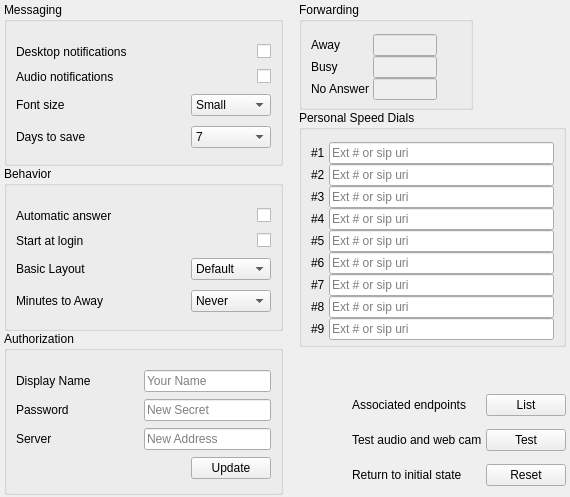
Qt form Desktop/options.ui (dyfet/tycho_sipwitchqt) before a commit.
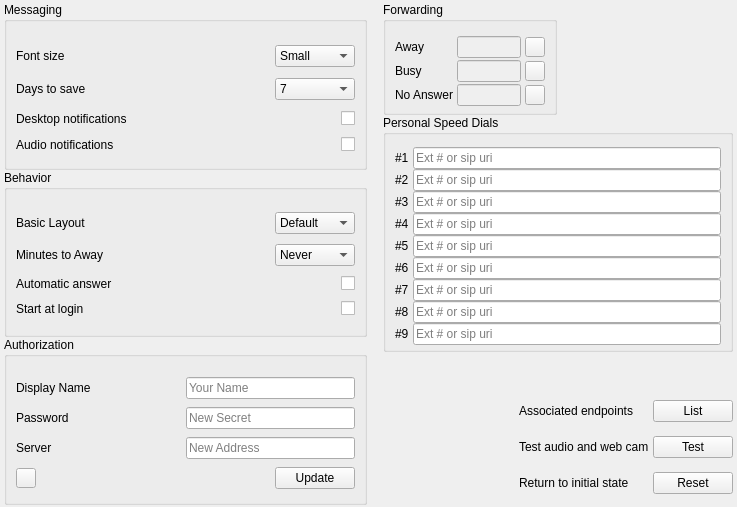
The same form after that commit. Icons and pictures are not drawn.

What changed in the file:
```diff
--- a/Desktop/options.ui
+++ b/Desktop/options.ui
@@ -6,8 +6,8 @@
    <rect>
     <x>0</x>
     <y>0</y>
-    <width>570</width>
-    <height>497</height>
+    <width>737</width>
+    <height>507</height>
    </rect>
   </property>
   <property name="windowTitle">
@@ -166,7 +166,7 @@
            </widget>
           </item>
           <item row="0" column="2">
-           <widget class="QPushButton" name="pushButton_2">
+           <widget class="QToolButton" name="toolButton_2">
             <property name="maximumSize">
              <size>
               <width>20</width>
@@ -186,13 +186,10 @@
               <height>16</height>
              </size>
             </property>
-            <property name="flat">
-             <bool>true</bool>
-            </property>
            </widget>
           </item>
           <item row="1" column="2">
-           <widget class="QPushButton" name="pushButton_3">
+           <widget class="QToolButton" name="toolButton_3">
             <property name="maximumSize">
              <size>
               <width>20</width>
@@ -212,13 +209,10 @@
               <height>16</height>
              </size>
             </property>
-            <property name="flat">
-             <bool>true</bool>
-            </property>
            </widget>
           </item>
           <item row="2" column="2">
-           <widget class="QPushButton" name="pushButton_4">
+           <widget class="QToolButton" name="toolButton_4">
             <property name="maximumSize">
              <size>
               <width>20</width>
@@ -238,9 +232,6 @@
               <height>16</height>
              </size>
             </property>
-            <property name="flat">
-             <bool>true</bool>
-            </property>
            </widget>
           </item>
          </layout>
@@ -619,60 +610,6 @@
         <property name="bottomMargin">
          <number>4</number>
         </property>
-        <item>
-         <layout class="QHBoxLayout" name="horizontalLayout_12">
-          <item>
-           <widget class="QLabel" name="label_24">
-            <property name="sizePolicy">
-             <sizepolicy hsizetype="Preferred" vsizetype="Minimum">
-              <horstretch>0</horstretch>
-              <verstretch>0</verstretch>
-             </sizepolicy>
-            </property>
-            <property name="text">
-             <string>Desktop notifications</string>
-            </property>
-           </widget>
-          </item>
-          <item>
-           <widget class="QCheckBox" name="desktopNotify">
-            <property name="layoutDirection">
-             <enum>Qt::RightToLeft</enum>
-            </property>
-            <property name="text">
-             <string/>
-            </property>
-           </widget>
-          </item>
-         </layout>
-        </item>
-        <item>
-         <layout class="QHBoxLayout" name="horizontalLayout_11">
-          <item>
-           <widget class="QLabel" name="label_23">
-            <property name="sizePolicy">
-             <sizepolicy hsizetype="Preferred" vsizetype="Minimum">
-              <horstretch>0</horstretch>
-              <verstretch>0</verstretch>
-             </sizepolicy>
-            </property>
-            <property name="text">
-             <string>Audio notifications</string>
-            </property>
-           </widget>
-          </item>
-          <item>
-           <widget class="QCheckBox" name="audioNotify">
-            <property name="layoutDirection">
-             <enum>Qt::RightToLeft</enum>
-            </property>
-            <property name="text">
-             <string/>
-            </property>
-           </widget>
-          </item>
-         </layout>
-        </item>
         <item>
          <layout class="QHBoxLayout" name="horizontalLayout_9">
           <item>
@@ -754,6 +691,60 @@
           </item>
          </layout>
         </item>
+        <item>
+         <layout class="QHBoxLayout" name="horizontalLayout_12">
+          <item>
+           <widget class="QLabel" name="label_24">
+            <property name="sizePolicy">
+             <sizepolicy hsizetype="Preferred" vsizetype="Minimum">
+              <horstretch>0</horstretch>
+              <verstretch>0</verstretch>
+             </sizepolicy>
+            </property>
+            <property name="text">
+             <string>Desktop notifications</string>
+            </property>
+           </widget>
+          </item>
+          <item>
+           <widget class="QCheckBox" name="desktopNotify">
+            <property name="layoutDirection">
+             <enum>Qt::RightToLeft</enum>
+            </property>
+            <property name="text">
+             <string/>
+            </property>
+           </widget>
+          </item>
+         </layout>
+        </item>
+        <item>
+         <layout class="QHBoxLayout" name="horizontalLayout_11">
+          <item>
+           <widget class="QLabel" name="label_23">
+            <property name="sizePolicy">
+             <sizepolicy hsizetype="Preferred" vsizetype="Minimum">
+              <horstretch>0</horstretch>
+              <verstretch>0</verstretch>
+             </sizepolicy>
+            </property>
+            <property name="text">
+             <string>Audio notifications</string>
+            </property>
+           </widget>
+          </item>
+          <item>
+           <widget class="QCheckBox" name="audioNotify">
+            <property name="layoutDirection">
+             <enum>Qt::RightToLeft</enum>
+            </property>
+            <property name="text">
+             <string/>
+            </property>
+           </widget>
+          </item>
+         </layout>
+        </item>
        </layout>
       </widget>
      </item>
@@ -775,54 +766,6 @@
         <property name="bottomMargin">
          <number>4</number>
         </property>
-        <item>
-         <layout class="QHBoxLayout" name="horizontalLayout_10">
-          <item>
-           <widget class="QLabel" name="label_22">
-            <property name="sizePolicy">
-             <sizepolicy hsizetype="Preferred" vsizetype="Preferred">
-              <horstretch>0</horstretch>
-              <verstretch>0</verstretch>
-             </sizepolicy>
-            </property>
-            <property name="text">
-             <string>Automatic answer</string>
-            </property>
-           </widget>
-          </item>
-          <item>
-           <widget class="QCheckBox" name="checkBox_7">
-            <property name="layoutDirection">
-             <enum>Qt::RightToLeft</enum>
-            </property>
-            <property name="text">
-             <string/>
-            </property>
-           </widget>
-          </item>
-         </layout>
-        </item>
-        <item>
-         <layout class="QHBoxLayout" name="horizontalLayout_14">
-          <item>
-           <widget class="QLabel" name="label_26">
-            <property name="text">
-             <string>Start at login</string>
-            </property>
-           </widget>
-          </item>
-          <item>
-           <widget class="QCheckBox" name="autoUserStart">
-            <property name="layoutDirection">
-             <enum>Qt::RightToLeft</enum>
-            </property>
-            <property name="text">
-             <string/>
-            </property>
-           </widget>
-          </item>
-         </layout>
-        </item>
         <item>
          <layout class="QHBoxLayout" name="horizontalLayout_8">
           <item>
@@ -901,6 +844,54 @@
           </item>
          </layout>
         </item>
+        <item>
+         <layout class="QHBoxLayout" name="horizontalLayout_10">
+          <item>
+           <widget class="QLabel" name="label_22">
+            <property name="sizePolicy">
+             <sizepolicy hsizetype="Preferred" vsizetype="Preferred">
+              <horstretch>0</horstretch>
+              <verstretch>0</verstretch>
+             </sizepolicy>
+            </property>
+            <property name="text">
+             <string>Automatic answer</string>
+            </property>
+           </widget>
+          </item>
+          <item>
+           <widget class="QCheckBox" name="checkBox_7">
+            <property name="layoutDirection">
+             <enum>Qt::RightToLeft</enum>
+            </property>
+            <property name="text">
+             <string/>
+            </property>
+           </widget>
+          </item>
+         </layout>
+        </item>
+        <item>
+         <layout class="QHBoxLayout" name="horizontalLayout_14">
+          <item>
+           <widget class="QLabel" name="label_26">
+            <property name="text">
+             <string>Start at login</string>
+            </property>
+           </widget>
+          </item>
+          <item>
+           <widget class="QCheckBox" name="autoUserStart">
+            <property name="layoutDirection">
+             <enum>Qt::RightToLeft</enum>
+            </property>
+            <property name="text">
+             <string/>
+            </property>
+           </widget>
+          </item>
+         </layout>
+        </item>
        </layout>
       </widget>
      </item>
@@ -1060,7 +1051,7 @@
            <number>0</number>
           </property>
           <item>
-           <widget class="QPushButton" name="pushButton_5">
+           <widget class="QToolButton" name="toolButton_5">
             <property name="sizePolicy">
              <sizepolicy hsizetype="Minimum" vsizetype="Minimum">
               <horstretch>0</horstretch>
@@ -1080,9 +1071,6 @@
              <iconset resource="../Resources/desktop.qrc">
               <normaloff>:/icons/locked.png</normaloff>:/icons/locked.png</iconset>
             </property>
-            <property name="flat">
-             <bool>true</bool>
-            </property>
            </widget>
           </item>
           <item>
@@ -1103,6 +1091,12 @@
           </item>
           <item>
            <widget class="QPushButton" name="pushButton">
+            <property name="minimumSize">
+             <size>
+              <width>80</width>
+              <height>0</height>
+             </size>
+            </property>
             <property name="maximumSize">
              <size>
               <width>80</width>
```
Left out of the diff: 21 changed lines with no effect on the pictures.
